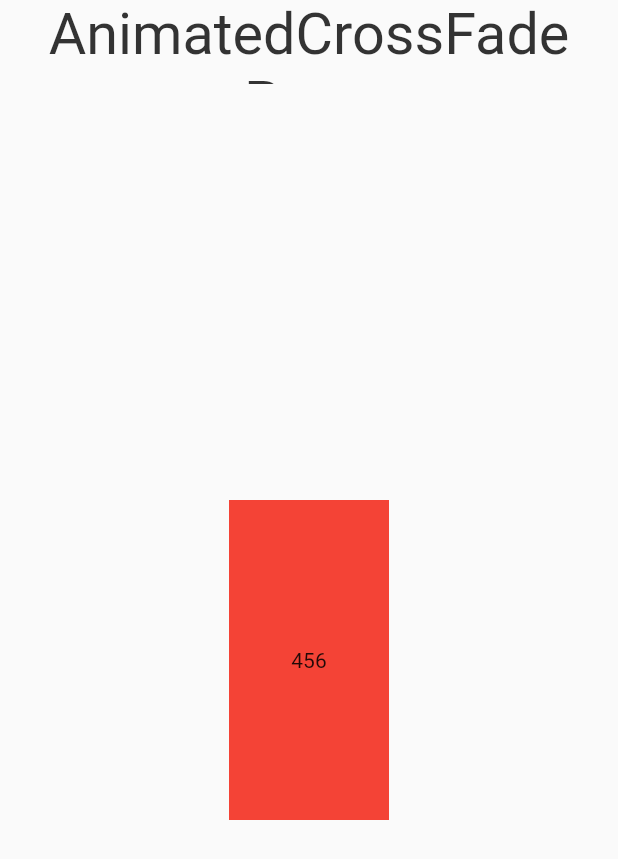
After one commit to shouzhong/demo1, a Flutter app: the AnimatedCrossFadePage screen opened directly, after a tap on "456", on a phone screen of 412 x 824 dp. The commit adds this screen. Shown: the top 859 px of the screen. Run offline on Flutter 3.47's test engine with Material 2 defaults, Android fonts, the phone set to English and light mode, and no system bars; our stand-ins replace cached_network_image, dio, flutter_easyrefresh, fluttertoast.

Commit message:
2020-06-22

```diff
--- /dev/null
+++ b/lib/animated_cross_fade_page.dart
@@ -0,0 +1,47 @@
+import 'package:demo1/my_app_bar.dart';
+import 'package:flutter/material.dart';
+
+import 'utils.dart';
+
+class AnimatedCrossFadePage extends StatefulWidget {
+  @override
+  State<StatefulWidget> createState() {
+    return _AnimatedCrossFadePageState();
+  }
+}
+
+class _AnimatedCrossFadePageState extends State<AnimatedCrossFadePage> {
+  bool isFirst = true;
+
+  @override
+  Widget build(BuildContext context) {
+    return Scaffold(
+      appBar: MyAppBar(title: "AnimatedCrossFade Page",),
+      body: Center(
+        child: GestureDetector(
+          onTap: () {
+            setState(() {
+              isFirst = !isFirst;
+            });
+          },
+          child: AnimatedCrossFade(
+            firstChild: Container(
+              width: 100.mpx,
+              height: 100.mpx,
+              color: Colors.blue,
+              child: Center(child: Text("123"),),
+            ),
+            secondChild: Container(
+              width: 100.mpx,
+              height: 200.mpx,
+              color: Colors.red,
+              child: Center(child: Text("456"),),
+            ),
+            crossFadeState: isFirst ? CrossFadeState.showFirst : CrossFadeState.showSecond,
+            duration: Duration(seconds: 1),
+          ),
+        ),
+      ),
+    );
+  }
+}
--- a/lib/route_page.dart
+++ b/lib/route_page.dart
@@ -1,6 +1,7 @@
 
 import 'package:demo1/align_page.dart';
 import 'package:demo1/animated_container_page.dart';
+import 'package:demo1/animated_cross_fade_page.dart';
 import 'package:demo1/aspect_ratio_page.dart';
 import 'package:demo1/baseline_page.dart';
 import 'package:demo1/center_page.dart';
@@ -76,6 +77,7 @@ class _RoutePageState extends State<RoutePage> {
     "Image",
     "Input",
     "AnimatedContainer",
+    "AnimatedCrossFade",
     "FutureBuilder",
     "Load",
     "Refresh",
@@ -124,6 +126,7 @@ class _RoutePageState extends State<RoutePage> {
                 item == "Image" ? ImagePage() :
                 item == "Input" ? InputPage() :
                 item == "AnimatedContainer" ? AnimatedContainerPage() :
+                item == "AnimatedCrossFade" ? AnimatedCrossFadePage() :
                 item == "FutureBuilder" ? FutureBuilderPage() :
                 item == "Load" ? LoadPage() :
                 item == "Refresh" ? RefreshPage() :
```
